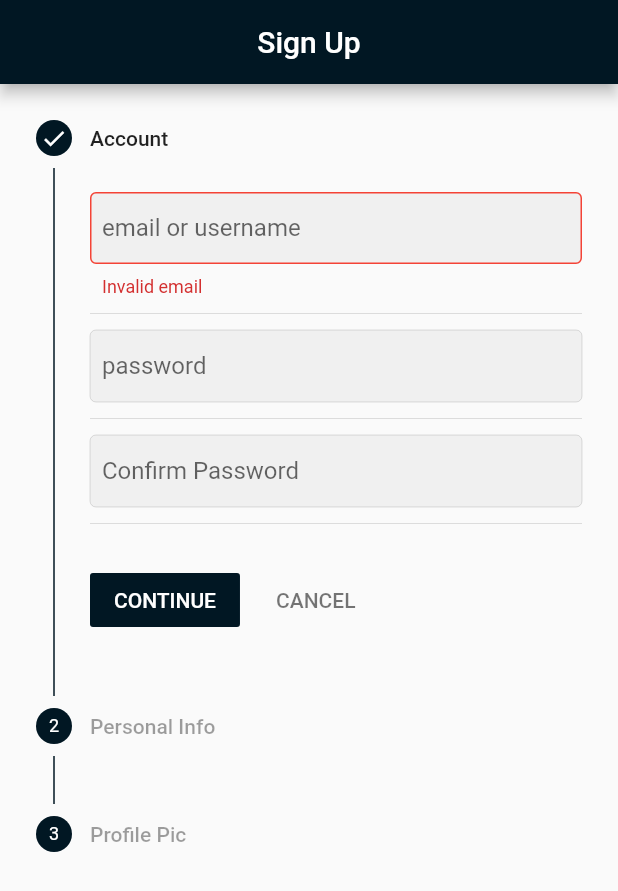
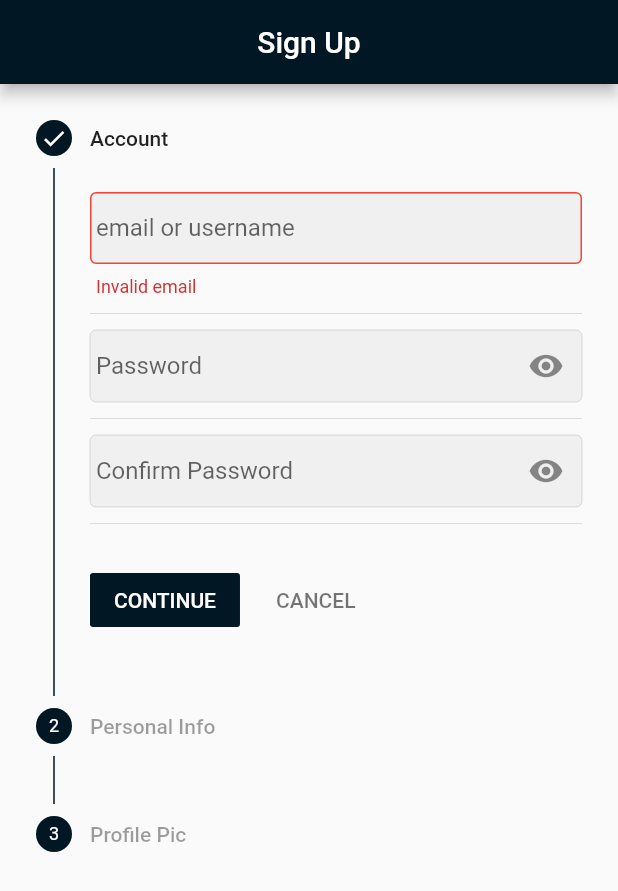
Before and after one commit to muzammilS007/instagram, a Flutter app: the SignUpScreen screen opened directly, after a tap on "CONTINUE", on a phone screen of 412 x 824 dp. Shown: the top 891 px of the screen. Run offline on Flutter 3.47's test engine with Material 2 defaults, Android fonts, the phone set to English and light mode, and no system bars; our stand-ins replace camera, cloud_firestore, firebase_auth, firebase_core, flutter_neumorphic, flutter_svg and 6 more; accounts and stored records are empty.

Commit message:
working on sign up module add camera feature

```diff
--- a/lib/ui/account/big_avatar_user_widget.dart
+++ b/lib/ui/account/big_avatar_user_widget.dart
@@ -17,14 +17,14 @@ class _BigAvatarUserWidgetState extends State<BigAvatarUserWidget> {
   @override
   Widget build(BuildContext context) {
     return Container(
-      width: widget.width ?? Constants.AVATAR_WIDTH_DEFAULT,
-      height: widget.height ?? Constants.AVATAR_HEIGHT_DEFAULT,
+      width: widget.width ?? Constants.avatarWidthDefault,
+      height: widget.height ?? Constants.avatarHeightDefault,
       child: Stack(
         children: <Widget>[
           Positioned.fill(
               child: CircleAvatar(
             backgroundImage: AssetImage(
-                '${widget.imagePath ?? Constants.DEFAULT_AVATAR_PLACEHOLDER}'),
+                '${widget.imagePath ?? Constants.defaultAvatarPlaceholder}'),
           )),
           Positioned(
             child: ClipOval(
--- /dev/null
+++ b/lib/ui/camera/custom_camera.dart
@@ -0,0 +1,84 @@
+import 'package:camera/camera.dart';
+import 'package:flutter/foundation.dart';
+import 'package:flutter/material.dart';
+
+class CameraScreen extends StatefulWidget {
+  List<CameraDescription> cameras;
+
+  @override
+  _CameraAppState createState() => _CameraAppState();
+}
+
+class _CameraAppState extends State<CameraScreen> {
+  CameraController controller;
+
+  @override
+  void initState() async{
+    super.initState();
+    widget.cameras = await availableCameras();
+    controller = CameraController(widget.cameras[0], ResolutionPreset.max);
+    controller.initialize().then((_) {
+      if (!mounted) {
+        return;
+      }
+      setState(() {});
+    });
+  }
+
+  @override
+  void dispose() {
+    controller?.dispose();
+    super.dispose();
+  }
+
+  @override
+  Widget build(BuildContext context) {
+    if (!controller.value.isInitialized) {
+      return Container();
+    }
+    return MaterialApp(
+      home: CameraPreview(controller),
+    );
+  }
+
+  @override
+  BuildContext get context {
+
+  }
+
+  @override
+  bool get mounted {
+
+  }
+
+
+  @override
+  void reassemble() {
+
+  }
+
+  @override
+  void setState(VoidCallback fn) {
+
+  }
+
+  @override
+  void deactivate() {
+
+  }
+
+  @override
+  void activate() {
+
+  }
+
+  @override
+  void didChangeDependencies() {
+
+  }
+
+  @override
+  void debugFillProperties(DiagnosticPropertiesBuilder properties) {
+
+  }
+}
--- a/lib/ui/signup/sign_up_screen.dart
+++ b/lib/ui/signup/sign_up_screen.dart
@@ -1,10 +1,16 @@
 import 'package:flutter/material.dart';
 import 'package:instagram/ui/account/big_avatar_user_widget.dart';
+import 'package:instagram/ui/camera/custom_camera.dart';
 import 'package:instagram/ui/signup/sign_up_viewmodel.dart';
+import 'package:instagram/utils/constants.dart';
+import 'package:instagram/utils/navegation_helper.dart';
+import 'package:instagram/widgets/drop_down.dart';
+import 'package:instagram/widgets/input_fields/password_field.dart';
+import 'package:instagram/widgets/input_fields/text_field.dart';
 import 'package:stacked/stacked.dart';
 
 class SignUpScreen extends StatelessWidget {
-  final signupviewmodel = SignUpViewModel();
+  final signupViewmodel = SignUpViewModel();
 
   SignUpScreen({Key key}) : super(key: key);
   final StepperType stepperType = StepperType.vertical;
@@ -32,7 +38,9 @@ class SignUpScreen extends StatelessWidget {
                       currentStep: viewmodel.currentStep,
                       onStepTapped: (step) => {viewmodel.tapped(step)},
                       onStepContinue: () => {
-                        viewmodel.updateState(() => {viewmodel.continued()})
+                        viewmodel.updateState(() => {
+                              viewmodel.continued(),
+                            })
                       },
                       onStepCancel: viewmodel.cancel,
                       steps: <Step>[
@@ -40,71 +48,22 @@ class SignUpScreen extends StatelessWidget {
                           title: new Text('Account'),
                           content: Column(
                             children: <Widget>[
-                              TextFormField(
-                                controller:
-                                    viewmodel.email.textEditingController,
-                                decoration: InputDecoration(
-                                  errorText: viewmodel.email.validate != null
-                                      ? viewmodel.email.validate
-                                      : null,
-                                  errorBorder: OutlineInputBorder(
-                                      borderSide:
-                                          BorderSide(color: Colors.red)),
-                                  hintText: 'email or username',
-                                  border: inputBorder,
-                                  focusedBorder: inputBorder,
-                                  enabledBorder: inputBorder,
-                                  filled: true,
-                                  contentPadding: EdgeInsets.all(8),
-                                ),
-                                textAlign: TextAlign.start,
-                                textInputAction: TextInputAction.done,
-                                keyboardType: TextInputType.text,
-                                autocorrect: false,
+                              TextFieldCustom(
+                                  textEditingController: viewmodel.email,
+                                  hintTxt: Constants.labelEmail),
+                              Divider(
+                                height: 22,
+                              ),
+                              PasswordCustomField(
+                                textEditingController: viewmodel.password,
+                                hintTxt: Constants.labelPassword,
                               ),
                               Divider(
                                 height: 22,
                               ),
-                              TextFormField(
-                                controller:
-                                    viewmodel.password.textEditingController,
-                                decoration: InputDecoration(
-                                    errorText:
-                                        viewmodel.password.validate != null
-                                            ? viewmodel.password.validate
-                                            : null,
-                                    errorBorder: OutlineInputBorder(
-                                        borderSide:
-                                            BorderSide(color: Colors.red)),
-                                    hintText: 'password',
-                                    border: inputBorder,
-                                    focusedBorder: inputBorder,
-                                    enabledBorder: inputBorder,
-                                    filled: true,
-                                    contentPadding: EdgeInsets.all(8)),
-                                obscureText: true,
-                              ),
-                              Divider(
-                                height: 22,
-                              ),
-                              TextFormField(
-                                controller:
-                                    viewmodel.cPassword.textEditingController,
-                                decoration: InputDecoration(
-                                    errorText:
-                                        viewmodel.cPassword.validate != null
-                                            ? viewmodel.cPassword.validate
-                                            : null,
-                                    errorBorder: OutlineInputBorder(
-                                        borderSide:
-                                            BorderSide(color: Colors.red)),
-                                    hintText: 'Confirm Password',
-                                    border: inputBorder,
-                                    focusedBorder: inputBorder,
-                                    enabledBorder: inputBorder,
-                                    filled: true,
-                                    contentPadding: EdgeInsets.all(8)),
-                                obscureText: true,
+                              PasswordCustomField(
+                                textEditingController: viewmodel.cPassword,
+                                hintTxt: Constants.labelConfirmPassword,
                               ),
                               Divider(
                                 height: 22,
@@ -120,15 +79,27 @@ class SignUpScreen extends StatelessWidget {
                           title: new Text('Personal Info'),
                           content: Column(
                             children: <Widget>[
-                              TextFormField(
-                                decoration: InputDecoration(labelText: 'Name'),
+                              TextFieldCustom(
+                                  textEditingController: viewmodel.name,
+                                  hintTxt: Constants.labelName),
+                              Divider(
+                                height: 22,
                               ),
-                              Text("Gender"),
-                              componentRadioButton(context),
-                              TextFormField(
-                                decoration:
-                                    InputDecoration(labelText: 'Postcode'),
+                              DropDownCustom(
+                                items: ["Male", "Female"],
+                                onClick: (value) =>
+                                    {viewmodel.setGender(value)},
                               ),
+                              /*            Text("Gender",),
+                              componentRadioButton(context, viewmodel),*/
+                              Divider(
+                                height: 22,
+                              ),
+                              TextFieldCustom(
+                                  showIcon: true,
+                                  onClick: () => {},
+                                  textEditingController: viewmodel.location,
+                                  hintTxt: Constants.labelLocation),
                             ],
                           ),
                           isActive: viewmodel.currentStep >= 0,
@@ -141,10 +112,20 @@ class SignUpScreen extends StatelessWidget {
                           content: Center(
                             child: Column(
                               children: <Widget>[
-                                BigAvatarUserWidget(height:100.0,width: 100.0,click:()=>{}),
+                                BigAvatarUserWidget(
+                                    height: 100.0,
+                                    width: 100.0,
+                                    click: () => {
+                                      MoveToDestinationAndRemoveStack(context).pushNavigation(CameraScreen()),
+
+                                    }),
                                 Padding(
                                   padding: EdgeInsets.only(top: 8),
-                                  child: Text('${viewmodel.name?? 'Muzammil Zafar'}', style: Theme.of(context).textTheme.bodyText2,),
+                                  child: Text(
+                                    "${viewmodel.name.text}",
+                                    style:
+                                        Theme.of(context).textTheme.bodyText1,
+                                  ),
                                 )
                               ],
                             ),
@@ -163,24 +144,4 @@ class SignUpScreen extends StatelessWidget {
           );
         });
   }
-
-  Widget componentRadioButton(BuildContext context) {
-    List groupValue = ["Male", "Female"];
-    String value;
-    return Column(
-      children: <Widget>[
-        for (int i = 1; i <= 5; i++)
-          ListTile(
-              title: Text(
-                'Radio $i',
-                style: Theme.of(context)
-                    .textTheme
-                    .subtitle1
-                    .copyWith(color: i == 5 ? Colors.black38 : Colors.black),
-              ),
-              leading: Radio(
-                  value: value, groupValue: groupValue, onChanged: (v) => {})),
-      ],
-    );
-  }
 }
--- a/lib/ui/signup/sign_up_viewmodel.dart
+++ b/lib/ui/signup/sign_up_viewmodel.dart
@@ -1,4 +1,5 @@
 import 'package:flutter/material.dart';
+import 'package:instagram/repository/live_repository/auth.dart';
 import 'package:instagram/utils/text_field_validator.dart';
 
 class SignUpViewModel with ChangeNotifier {
@@ -11,8 +12,21 @@ class SignUpViewModel with ChangeNotifier {
   //for personal info
   TextFieldValidator name = TextFieldValidator();
   TextFieldValidator location = TextFieldValidator();
+  String gender;
 
+  // for user pic
+  String imagePath;
 
+  setGender(String gender)
+  {
+    this.gender=gender;
+    notifyListeners();
+  }
+  setImagePath(String imagePath)
+  {
+    this.imagePath=imagePath;
+    notifyListeners();
+  }
 
   tapped(int step) {
     currentStep = step;
@@ -28,7 +42,7 @@ class SignUpViewModel with ChangeNotifier {
     currentStep > 0 ? currentStep -= 1 : null;
   }
 
-  void updateState(Function() movenext) {
+  void updateState(Function() moveNext) {
     bool emailValid = RegExp(
             r"^[a-zA-Z0-9.a-zA-Z0-9.!#$%&'*+-/=?^_`{|}~]+@[a-zA-Z0-9]+\.[a-zA-Z]+")
         .hasMatch(email.text);
@@ -52,8 +66,15 @@ class SignUpViewModel with ChangeNotifier {
       password.validate = null;
       cPassword.validate = null;
       notifyListeners();
-      movenext();
+      moveNext();
     }
+  }
+
+
+  void signUp()
+  {
+    var auth = new Auth();
+    //auth.handleSignUp()
   }
 
   @override
--- a/lib/utils/constants.dart
+++ b/lib/utils/constants.dart
@@ -1,8 +1,16 @@
 class Constants {
-  static final String APP_NAME = "Instagram";
-  static final String DEFAULT_AVATAR_PLACEHOLDER = 'assets/sample/ic_avatar_1.jpg';
-  static final double AVATAR_HEIGHT_DEFAULT = 80;
-  static final double AVATAR_WIDTH_DEFAULT = 80;
+  static final String appName = "Instagram";
+  static final String defaultAvatarPlaceholder = 'assets/sample/ic_avatar_1.jpg';
+  static final double avatarHeightDefault = 80;
+  static final double avatarWidthDefault = 80;
+  // in Sign Up Screen
+  static final String labelEmail="email or username";
+  static final String labelPassword="Password";
+  static final String labelConfirmPassword="Confirm Password";
+  static final String labelName="Name";
+
+  static var labelLocation="Location";
+
 
 
 }
--- a/lib/utils/navegation_helper.dart
+++ b/lib/utils/navegation_helper.dart
@@ -7,6 +7,11 @@ extension  MoveToDestinationAndRemoveStack on BuildContext{
      destinationClass), (Route<dynamic> route) => false);
 
    }
+   void pushNavigation(dynamic destinationClass)
+   {
+     Navigator.push(this,
+         MaterialPageRoute(builder: (context) => destinationClass));
 
+   }
 
 }
--- /dev/null
+++ b/lib/widgets/drop_down.dart
@@ -0,0 +1,73 @@
+import 'package:flutter/material.dart';
+
+class DropDownCustom extends StatelessWidget {
+  final defaultValue;
+
+  final List<String> items;
+  final Function(String) onClick;
+
+  DropDownCustom({this.defaultValue, this.items, this.onClick});
+
+  @override
+  Widget build(BuildContext context) {
+    return DropDown(
+      items: items,
+      defaultValue: defaultValue,
+      onClick: onClick,
+    );
+  }
+}
+
+class DropDown extends StatefulWidget {
+  final defaultValue;
+
+  final List<String> items;
+  final Function(String) onClick;
+
+  DropDown({this.defaultValue, this.items, this.onClick});
+
+  @override
+  _DropDownState createState() => _DropDownState();
+}
+
+class _DropDownState extends State<DropDown> {
+  var defaultValue = "Male";
+
+  @override
+  Widget build(BuildContext context) {
+    return Container(
+      decoration: BoxDecoration(
+        color: Colors.grey[200],
+        borderRadius: BorderRadius.all(Radius.circular(4)),
+
+      ),
+      width: double.infinity,
+      child: Padding(
+        padding: const EdgeInsets.all(2.0),
+        child: DropdownButtonFormField<String>(
+          decoration: InputDecoration(
+              enabledBorder: InputBorder.none,
+
+          ),
+
+          value: defaultValue,
+          elevation: 8,
+          hint: Text("Gender"),
+          style: TextStyle(color: Colors.black,fontSize: 16),
+          items: widget.items.map((String value) {
+            return DropdownMenuItem<String>(
+              value: value,
+              child: Text(value),
+            );
+          }).toList(),
+          onChanged: (value) {
+            setState(() {
+              defaultValue = value;
+            });
+            widget.onClick(value);
+          },
+        ),
+      ),
+    );
+  }
+}
--- /dev/null
+++ b/lib/widgets/input_fields/password_field.dart
@@ -0,0 +1,59 @@
+import 'package:flutter/material.dart';
+import 'package:instagram/utils/text_field_validator.dart';
+
+class PasswordCustomField extends StatelessWidget {
+  final TextFieldValidator textEditingController;
+  final String hintTxt;
+  const PasswordCustomField({this.textEditingController,this.hintTxt});
+
+  @override
+  Widget build(BuildContext context) {
+
+    return PasswordField(textEditingController: textEditingController,hintTxt: hintTxt,);
+  }
+}
+
+class PasswordField extends StatefulWidget {
+  final TextFieldValidator textEditingController;
+  final String hintTxt;
+   PasswordField({this.textEditingController,this.hintTxt});
+
+  @override
+  _PasswordFieldState createState() => _PasswordFieldState();
+}
+
+class _PasswordFieldState extends State<PasswordField> {
+
+  var showPass=true;
+  @override
+  void setState(VoidCallback fn) {
+    // TODO: implement setState
+    super.setState(fn);
+  }
+  @override
+  Widget build(BuildContext context) {
+    final inputBorder =
+    OutlineInputBorder(borderSide: Divider.createBorderSide(context));
+    return TextFormField(
+      controller: widget.textEditingController.textEditingController,
+      decoration: InputDecoration(
+        suffixIcon: IconButton(onPressed: ()=>{
+          setState(() {
+            showPass=!showPass;
+          })
+        }, icon:showPass? Icon(Icons.remove_red_eye_sharp ):Icon(Icons.remove_red_eye_outlined)),
+          errorText: widget.textEditingController.validate != null
+              ? widget.textEditingController.validate
+              : null,
+          errorBorder:
+          OutlineInputBorder(borderSide: BorderSide(color: Colors.red)),
+          hintText: '${widget.hintTxt}',
+          border: inputBorder,
+          focusedBorder: inputBorder,
+          enabledBorder: inputBorder,
+          filled: true,
+          contentPadding: EdgeInsets.all(4)),
+      obscureText: showPass,
+    );
+  }
+}
--- /dev/null
+++ b/lib/widgets/input_fields/text_field.dart
@@ -0,0 +1,38 @@
+import 'package:flutter/material.dart';
+import 'package:instagram/utils/text_field_validator.dart';
+
+class TextFieldCustom extends StatelessWidget {
+  final TextFieldValidator textEditingController;
+  final String hintTxt;
+  final Function onClick;
+  var showIcon;
+
+  TextFieldCustom(
+      {this.textEditingController, this.hintTxt, this.showIcon, this.onClick});
+
+  @override
+  Widget build(BuildContext context) {
+    final inputBorder =
+        OutlineInputBorder(borderSide: Divider.createBorderSide(context));
+    return TextFormField(
+      controller: textEditingController.textEditingController,
+      decoration: InputDecoration(
+          suffixIcon: Visibility(
+            visible: showIcon ?? false,
+            child: IconButton(
+                onPressed: () => {onClick()}, icon: Icon(Icons.location_on)),
+          ),
+          errorText: textEditingController.validate != null
+              ? textEditingController.validate
+              : null,
+          errorBorder:
+              OutlineInputBorder(borderSide: BorderSide(color: Colors.red)),
+          hintText: '$hintTxt',
+          border: inputBorder,
+          focusedBorder: inputBorder,
+          enabledBorder: inputBorder,
+          filled: true,
+          contentPadding: EdgeInsets.all(4)),
+    );
+  }
+}
--- a/pubspec.yaml
+++ b/pubspec.yaml
@@ -44,6 +44,8 @@ dependencies:
   firebase_core: ^1.10.0
   cloud_firestore: ^3.1.0
   marquee: ^2.2.0
+  passwordfield: ^0.1.0
+  camera:
   firebase_auth:
   permission_handler:
   flutter_staggered_grid_view:
```
Also changed, not shown: lib/repository/live_repository/auth.dart (added, +21 -0 lines), lib/widgets/radio_button.dart (added, +26 -0 lines), pubspec.lock, 1 other file.
